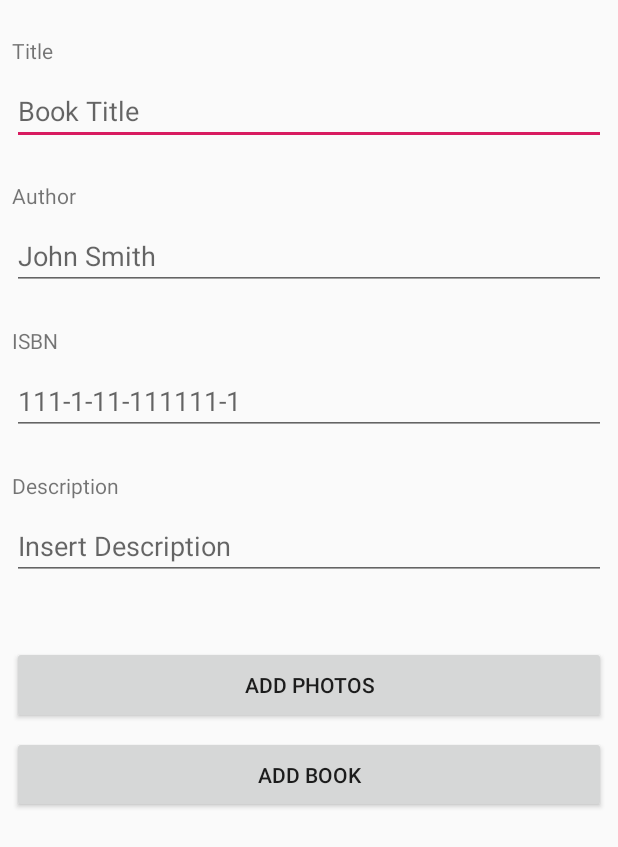
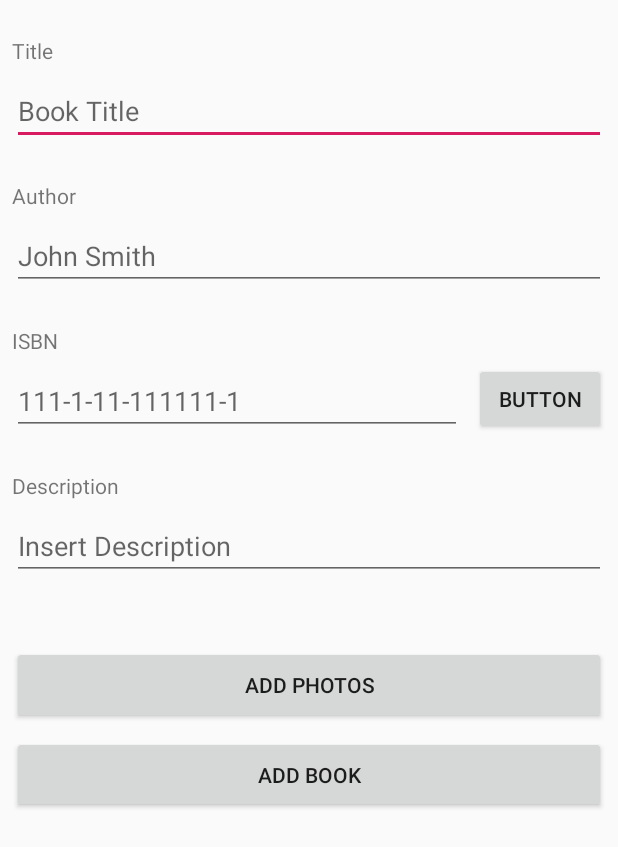
Before and after one commit to cmput301w19t06/TheUndesirableJackals, an Android app: the fragment AddBookManualFragment shown on its own in the app's theme, on a phone screen of 412 x 824 dp. Shown: the top 847 px of the screen. Run offline under Robolectric (Android 15) with nearby library versions, the phone set to English and light mode, and no system bars.

Commit message:
Layout Change

```diff
--- a/app/src/main/res/layout/add_book_manual.xml
+++ b/app/src/main/res/layout/add_book_manual.xml
@@ -95,7 +95,7 @@
         android:ems="10"
         android:hint="111-1-11-111111-1"
         android:inputType="textPersonName"
-        app:layout_constraintEnd_toEndOf="parent"
+        app:layout_constraintEnd_toStartOf="@+id/button3"
         app:layout_constraintStart_toStartOf="parent"
         app:layout_constraintTop_toBottomOf="@+id/textView6" />
 
@@ -141,4 +141,13 @@
         app:layout_constraintStart_toStartOf="parent"
         app:layout_constraintTop_toBottomOf="@+id/photoAddButton_id"
         app:layout_constraintVertical_bias="0.0" />
+
+    <Button
+        android:id="@+id/button3"
+        android:layout_width="wrap_content"
+        android:layout_height="wrap_content"
+        android:layout_marginEnd="8dp"
+        android:text="Button"
+        app:layout_constraintBottom_toBottomOf="@+id/isbnAdd_id"
+        app:layout_constraintEnd_toEndOf="parent" />
 </android.support.constraint.ConstraintLayout>
```
